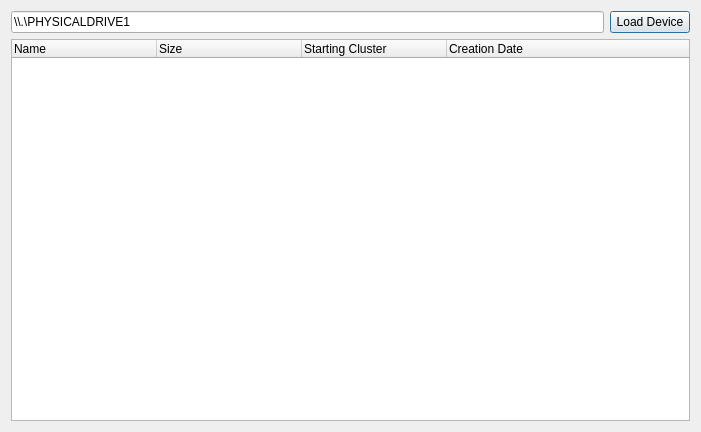
Old version of the form Velocity/deviceviewer.ui in the repository hetelek/Velocity.
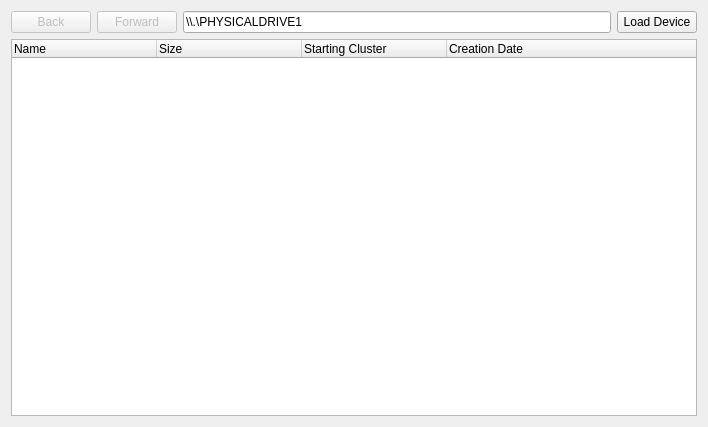
New version of the form.

Commit message: Device viewer is now closer to windows explorer

Diff of the .ui file:
```diff
--- a/Velocity/deviceviewer.ui
+++ b/Velocity/deviceviewer.ui
@@ -6,8 +6,8 @@
    <rect>
     <x>0</x>
     <y>0</y>
-    <width>701</width>
-    <height>432</height>
+    <width>708</width>
+    <height>427</height>
    </rect>
   </property>
   <property name="windowTitle">
@@ -16,6 +16,26 @@
   <layout class="QVBoxLayout" name="verticalLayout">
    <item>
     <layout class="QHBoxLayout" name="horizontalLayout">
+     <item>
+      <widget class="QPushButton" name="btnBack">
+       <property name="enabled">
+        <bool>false</bool>
+       </property>
+       <property name="text">
+        <string>Back</string>
+       </property>
+      </widget>
+     </item>
+     <item>
+      <widget class="QPushButton" name="btnForward">
+       <property name="enabled">
+        <bool>false</bool>
+       </property>
+       <property name="text">
+        <string>Forward</string>
+       </property>
+      </widget>
+     </item>
      <item>
       <widget class="QLineEdit" name="lineEdit">
        <property name="text">
```
The commit also changes 2 other files.
